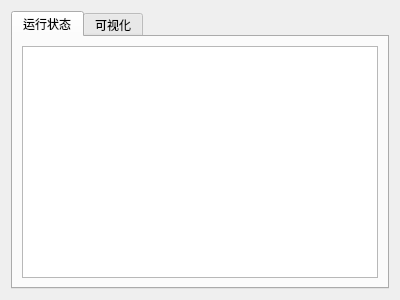
Qt form quant/gui/ui/results.ui (ailabx/ailabx) before a commit.
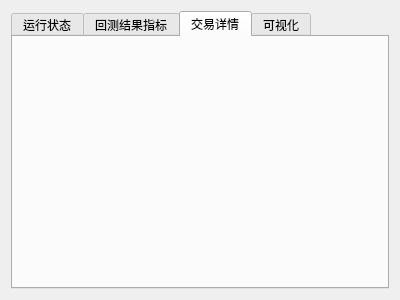
The same form after that commit.

Commit message: 新增交易详情

```diff
--- a/quant/gui/ui/results.ui
+++ b/quant/gui/ui/results.ui
@@ -23,7 +23,7 @@
       </size>
      </property>
      <property name="currentIndex">
-      <number>0</number>
+      <number>2</number>
      </property>
      <widget class="QWidget" name="tab">
       <attribute name="title">
@@ -35,6 +35,26 @@
        </item>
       </layout>
      </widget>
+     <widget class="QWidget" name="tab_2">
+      <attribute name="title">
+       <string>回测结果指标</string>
+      </attribute>
+      <layout class="QHBoxLayout" name="horizontalLayout_3">
+       <item>
+        <widget class="QTableView" name="tv_results"/>
+       </item>
+      </layout>
+     </widget>
+     <widget class="QWidget" name="tab_3">
+      <attribute name="title">
+       <string>交易详情</string>
+      </attribute>
+      <layout class="QHBoxLayout" name="horizontalLayout_4">
+       <item>
+        <layout class="QVBoxLayout" name="vl_trades"/>
+       </item>
+      </layout>
+     </widget>
      <widget class="QWidget" name="visual_widget">
       <attribute name="title">
        <string>可视化</string>
```
Left out of the diff: 2 changed lines with no effect on the pictures. The commit also changes 12 other files.
